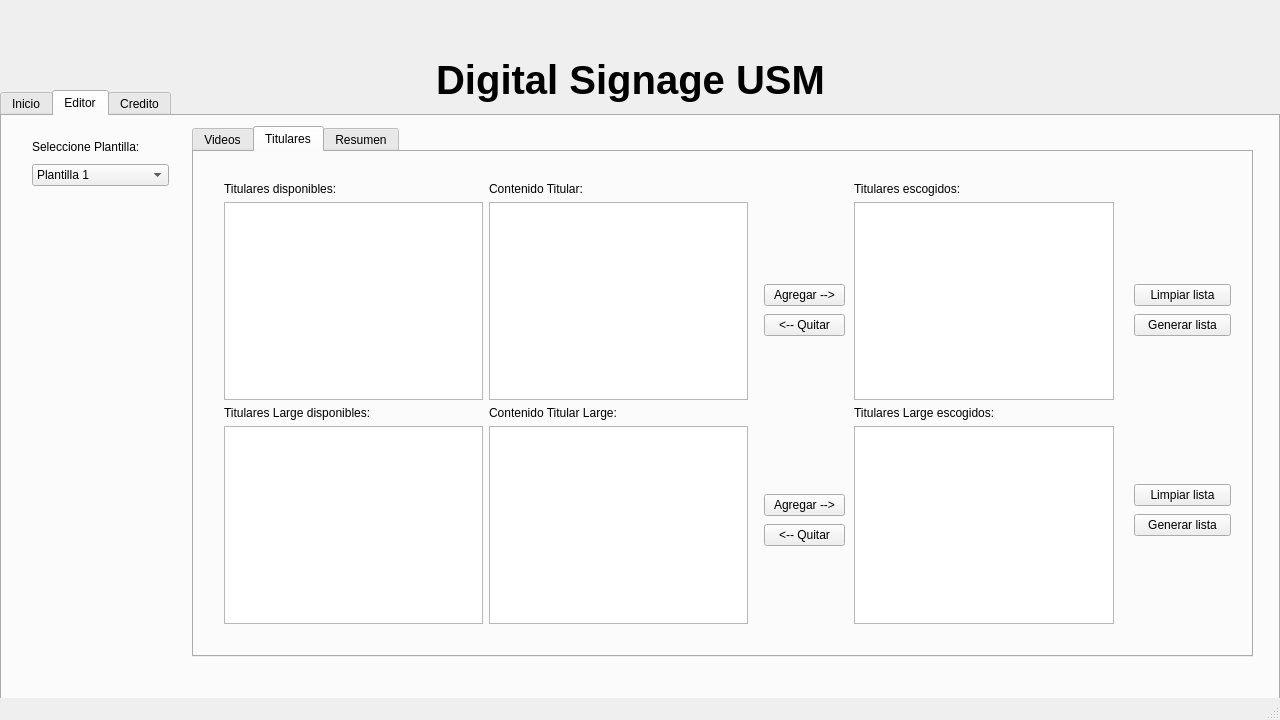
Old version of the form ProyectoQT/Interfaz_Digital_SIgnage_USM/mainwindow.ui in the repository seba-saca/Digital_Signage_USM.
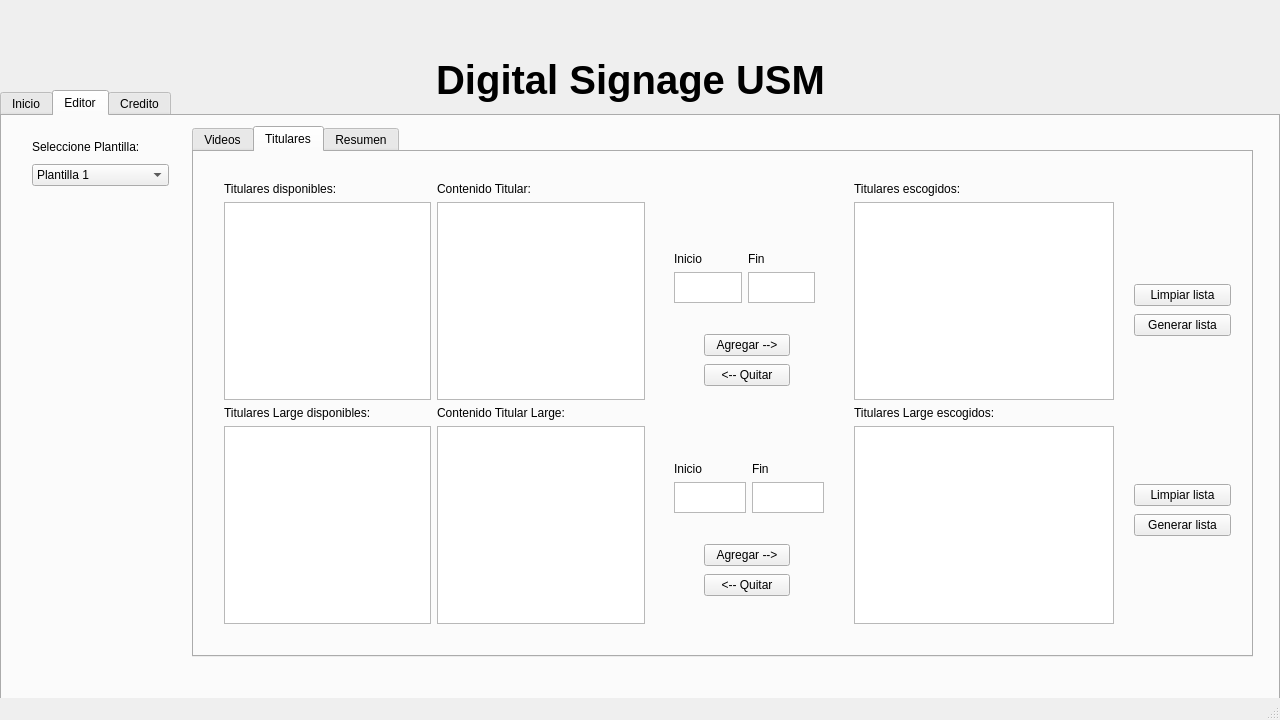
New version of the form.

The edit to the form file:
```diff
--- a/ProyectoQT/Interfaz_Digital_SIgnage_USM/mainwindow.ui
+++ b/ProyectoQT/Interfaz_Digital_SIgnage_USM/mainwindow.ui
@@ -310,7 +310,7 @@
          <rect>
           <x>30</x>
           <y>30</y>
-          <width>524</width>
+          <width>421</width>
           <height>442</height>
          </rect>
         </property>
@@ -376,9 +376,9 @@
        <widget class="QWidget" name="layoutWidget_2">
         <property name="geometry">
          <rect>
-          <x>570</x>
-          <y>130</y>
-          <width>81</width>
+          <x>510</x>
+          <y>180</y>
+          <width>86</width>
           <height>58</height>
          </rect>
         </property>
@@ -402,9 +402,9 @@
        <widget class="QWidget" name="layoutWidget_3">
         <property name="geometry">
          <rect>
-          <x>570</x>
-          <y>340</y>
-          <width>81</width>
+          <x>510</x>
+          <y>390</y>
+          <width>86</width>
           <height>58</height>
          </rect>
         </property>
@@ -451,7 +451,7 @@
          </item>
         </layout>
        </widget>
-       <widget class="QWidget" name="">
+       <widget class="QWidget" name="layoutWidget">
         <property name="geometry">
          <rect>
           <x>660</x>
@@ -491,7 +491,7 @@
          </item>
         </layout>
        </widget>
-       <widget class="QWidget" name="">
+       <widget class="QWidget" name="layoutWidget">
         <property name="geometry">
          <rect>
           <x>940</x>
@@ -517,6 +517,86 @@
          </item>
         </layout>
        </widget>
+       <widget class="QWidget" name="layoutWidget_4">
+        <property name="geometry">
+         <rect>
+          <x>480</x>
+          <y>310</y>
+          <width>150</width>
+          <height>51</height>
+         </rect>
+        </property>
+        <layout class="QVBoxLayout" name="verticalLayout_18">
+         <item>
+          <layout class="QHBoxLayout" name="horizontalLayout_4">
+           <item>
+            <widget class="QLabel" name="label_9">
+             <property name="text">
+              <string>Inicio</string>
+             </property>
+            </widget>
+           </item>
+           <item>
+            <widget class="QLabel" name="label_10">
+             <property name="text">
+              <string>Fin</string>
+             </property>
+            </widget>
+           </item>
+          </layout>
+         </item>
+         <item>
+          <layout class="QHBoxLayout" name="horizontalLayout_5">
+           <item>
+            <widget class="QPlainTextEdit" name="plainTextEdit_3"/>
+           </item>
+           <item>
+            <widget class="QPlainTextEdit" name="plainTextEdit_4"/>
+           </item>
+          </layout>
+         </item>
+        </layout>
+       </widget>
+       <widget class="QWidget" name="">
+        <property name="geometry">
+         <rect>
+          <x>480</x>
+          <y>100</y>
+          <width>141</width>
+          <height>51</height>
+         </rect>
+        </property>
+        <layout class="QVBoxLayout" name="verticalLayout_17">
+         <item>
+          <layout class="QHBoxLayout" name="horizontalLayout_3">
+           <item>
+            <widget class="QLabel" name="label_7">
+             <property name="text">
+              <string>Inicio</string>
+             </property>
+            </widget>
+           </item>
+           <item>
+            <widget class="QLabel" name="label_8">
+             <property name="text">
+              <string>Fin</string>
+             </property>
+            </widget>
+           </item>
+          </layout>
+         </item>
+         <item>
+          <layout class="QHBoxLayout" name="horizontalLayout_2">
+           <item>
+            <widget class="QPlainTextEdit" name="plainTextEdit"/>
+           </item>
+           <item>
+            <widget class="QPlainTextEdit" name="plainTextEdit_2"/>
+           </item>
+          </layout>
+         </item>
+        </layout>
+       </widget>
       </widget>
       <widget class="QWidget" name="tab_3">
        <attribute name="title">
```
